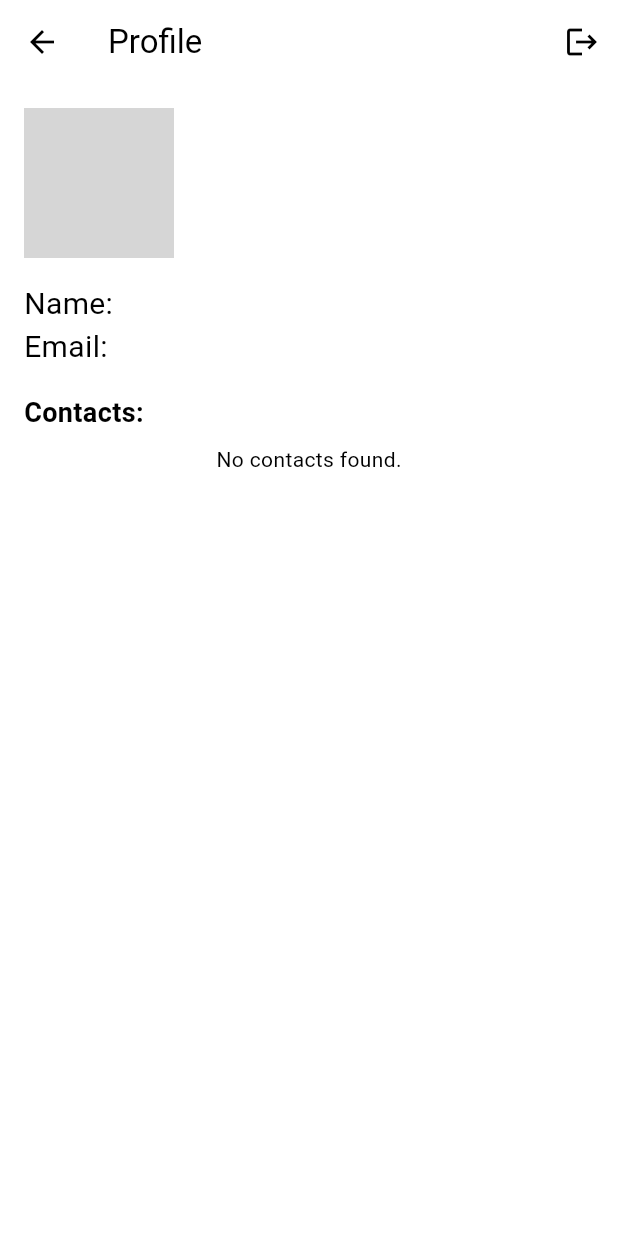
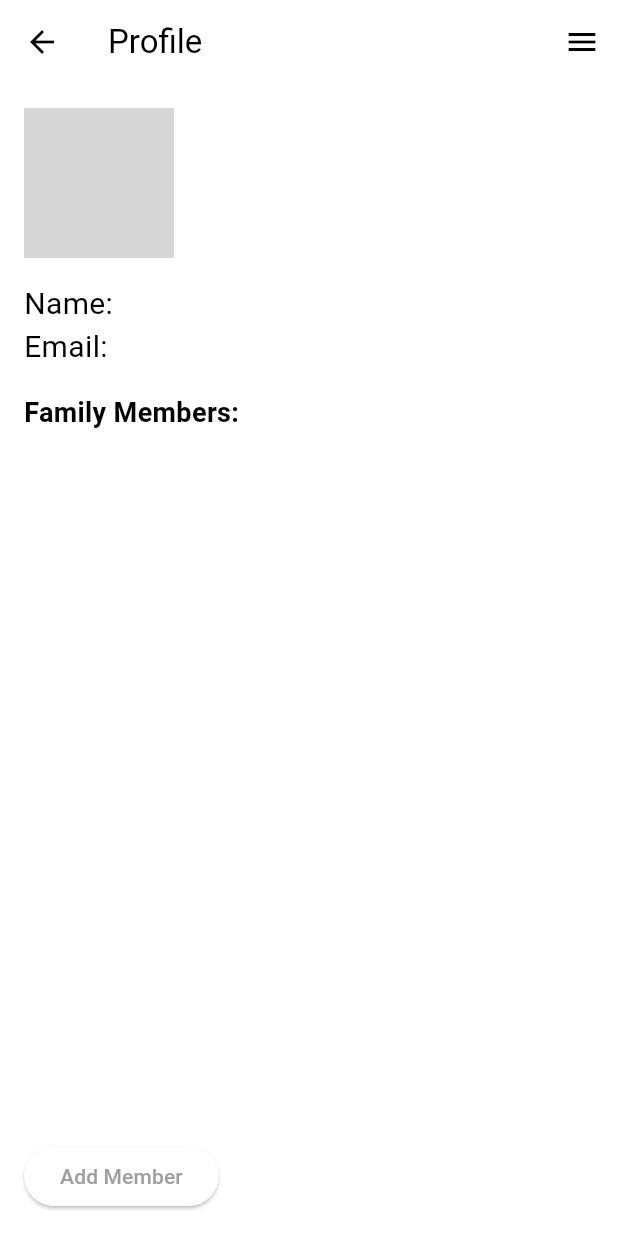
Before and after one commit to QambarOfficial/eaitit, a Flutter app: the ProfileScreen screen opened directly with empty values, on a phone screen of 412 x 824 dp. Run offline on Flutter 3.47's test engine with Material 3 defaults, Android fonts, the phone set to English and light mode, and no system bars; our stand-ins replace firebase_auth, firebase_core, google_sign_in, googleapis_auth, shared_preferences; missing offline and left inert: googleapis; accounts and stored records are empty; network calls fail; grey boxes are pictures that could not be loaded.

```diff
--- a/lib/ProfileScreen.dart
+++ b/lib/ProfileScreen.dart
@@ -1,5 +1,5 @@
 import 'package:flutter/material.dart';
-import 'package:firebase_auth/firebase_auth.dart'; // Ensure this import is correct
+import 'package:firebase_auth/firebase_auth.dart';
 import 'package:googleapis/people/v1.dart' as people_api;
 import 'package:googleapis_auth/googleapis_auth.dart' as auth;
 import 'package:http/http.dart' as http;
@@ -22,6 +22,7 @@ class _ProfileScreenState extends State<ProfileScreen> {
   );
 
   late Future<List<Map<String, dynamic>>> _contactsFuture;
+  List<Map<String, dynamic>> _familyMembers = []; // List to store family members
 
   @override
   void initState() {
@@ -76,9 +77,6 @@ class _ProfileScreenState extends State<ProfileScreen> {
         final photoUrl = contact.photos?.isNotEmpty == true ? contact.photos!.first.url : '';
         final phoneNumber = contact.phoneNumbers?.isNotEmpty == true ? contact.phoneNumbers!.first.value : 'No Phone Number';
 
-        // Debugging output
-        print('Contact: $name, Email: $email, Photo URL: $photoUrl, Phone: $phoneNumber');
-
         return {
           'name': name,
           'email': email,
@@ -122,6 +120,18 @@ class _ProfileScreenState extends State<ProfileScreen> {
     _handleSignOut(context);
   }
 
+  void _addFamilyMember(Map<String, dynamic> contact) {
+    setState(() {
+      _familyMembers.add(contact);
+    });
+  }
+
+  void _removeFamilyMember(Map<String, dynamic> contact) {
+    setState(() {
+      _familyMembers.remove(contact);
+    });
+  }
+
   @override
   void didChangeDependencies() {
     super.didChangeDependencies();
@@ -135,13 +145,75 @@ class _ProfileScreenState extends State<ProfileScreen> {
       appBar: AppBar(
         title: const Text('Profile'),
         actions: [
-          IconButton(
-            icon: const Icon(Icons.logout),
-            onPressed: () => _signOut(context), // Use a function reference here
+          Builder(
+            builder: (BuildContext context) => IconButton(
+              icon: const Icon(Icons.menu),
+              onPressed: () {
+                Scaffold.of(context).openEndDrawer(); // Use Scaffold.of to open the end drawer
+              },
+            ),
           ),
         ],
       ),
-      body: Padding(
+
+      endDrawer: Drawer( // Changed from 'drawer' to 'endDrawer'
+        child: Column(
+          children: [
+            AppBar(
+              title: const Text('Contacts'),
+              automaticallyImplyLeading: false,
+              actions: [
+                IconButton(
+                  icon: const Icon(Icons.logout),
+                  onPressed: () => _signOut(context), // Logout option in the drawer
+                ),
+              ],
+            ),
+            Expanded(
+              child: FutureBuilder<List<Map<String, dynamic>>>(
+                future: _contactsFuture,
+                builder: (context, snapshot) {
+                  if (snapshot.connectionState == ConnectionState.waiting) {
+                    return const Center(child: CircularProgressIndicator());
+                  } else if (snapshot.hasError) {
+                    return Center(child: Text('Error: ${snapshot.error}'));
+                  } else if (!snapshot.hasData || snapshot.data!.isEmpty) {
+                    return const Center(child: Text('No contacts found.'));
+                  }
+
+                  final contacts = snapshot.data!;
+
+                  return ListView.builder(
+                    itemCount: contacts.length,
+                    itemBuilder: (context, index) {
+                      final contact = contacts[index];
+                      return ListTile(
+                        leading: CircleAvatar(
+                          backgroundImage: contact['photoUrl'] != ''
+                              ? NetworkImage(contact['photoUrl'])
+                              : null,
+                          child: contact['photoUrl'] == ''
+                              ? const Icon(Icons.person)
+                              : null,
+                        ),
+                        title: Text(contact['name'] ?? 'No Name'),
+                        subtitle: Text(contact['email'] ?? 'No Email'),
+                        trailing: Text(contact['phoneNumber'] ?? 'No Phone Number'),
+                        onTap: () {
+                          _addFamilyMember(contact); // Add contact to family members
+                          Navigator.pop(context); // Close the drawer
+                        },
+                      );
+                    },
+                  );
+                },
+              ),
+            ),
+          ],
+        ),
+      ),
+      body: Builder(
+        builder: (context) => Padding(
           padding: const EdgeInsets.all(16.0),
           child: Column(
             crossAxisAlignment: CrossAxisAlignment.start,
@@ -161,29 +233,16 @@ class _ProfileScreenState extends State<ProfileScreen> {
               ),
               const SizedBox(height: 16),
               const Text(
-              'Contacts:',
+                'Family Members:',
                 style: TextStyle(fontSize: 18, fontWeight: FontWeight.bold),
               ),
               const SizedBox(height: 8),
-            FutureBuilder<List<Map<String, dynamic>>>(
-              future: _contactsFuture,
-              builder: (context, snapshot) {
-                if (snapshot.connectionState == ConnectionState.waiting) {
-                  return const Center(child: CircularProgressIndicator());
-                } else if (snapshot.hasError) {
-                  return Center(child: Text('Error: ${snapshot.error}'));
-                } else if (!snapshot.hasData || snapshot.data!.isEmpty) {
-                  return const Center(child: Text('No contacts found.'));
-                }
-
-                final contacts = snapshot.data!;
-
-                return Expanded(
+              Expanded(
                 child: ListView.builder(
                   shrinkWrap: true,
-                    itemCount: contacts.length,
+                  itemCount: _familyMembers.length,
                   itemBuilder: (context, index) {
-                      final contact = contacts[index];
+                    final contact = _familyMembers[index];
                     return ListTile(
                       leading: CircleAvatar(
                         backgroundImage: contact['photoUrl'] != ''
@@ -196,13 +255,20 @@ class _ProfileScreenState extends State<ProfileScreen> {
                       title: Text(contact['name'] ?? 'No Name'),
                       subtitle: Text(contact['email'] ?? 'No Email'),
                       trailing: Text(contact['phoneNumber'] ?? 'No Phone Number'),
+                      onLongPress: () => _removeFamilyMember(contact), // Long press to remove
                     );
                   },
                 ),
-                );
+              ),
+              const SizedBox(height: 16),
+              ElevatedButton(
+                onPressed: () {
+                  Scaffold.of(context).openEndDrawer(); // Open the end drawer
                 },
+                child: const Text('Add Member'),
               ),
             ],
+          ),
         ),
       ),
     );
```
Lines whose indentation alone changed are shown as unchanged.
